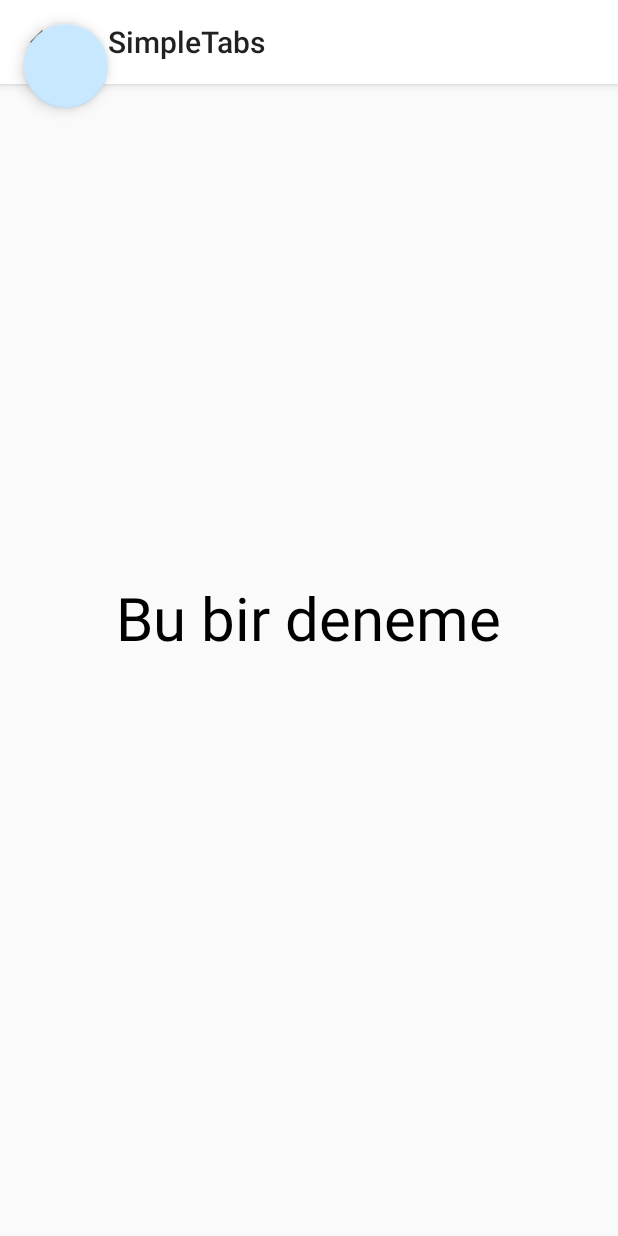
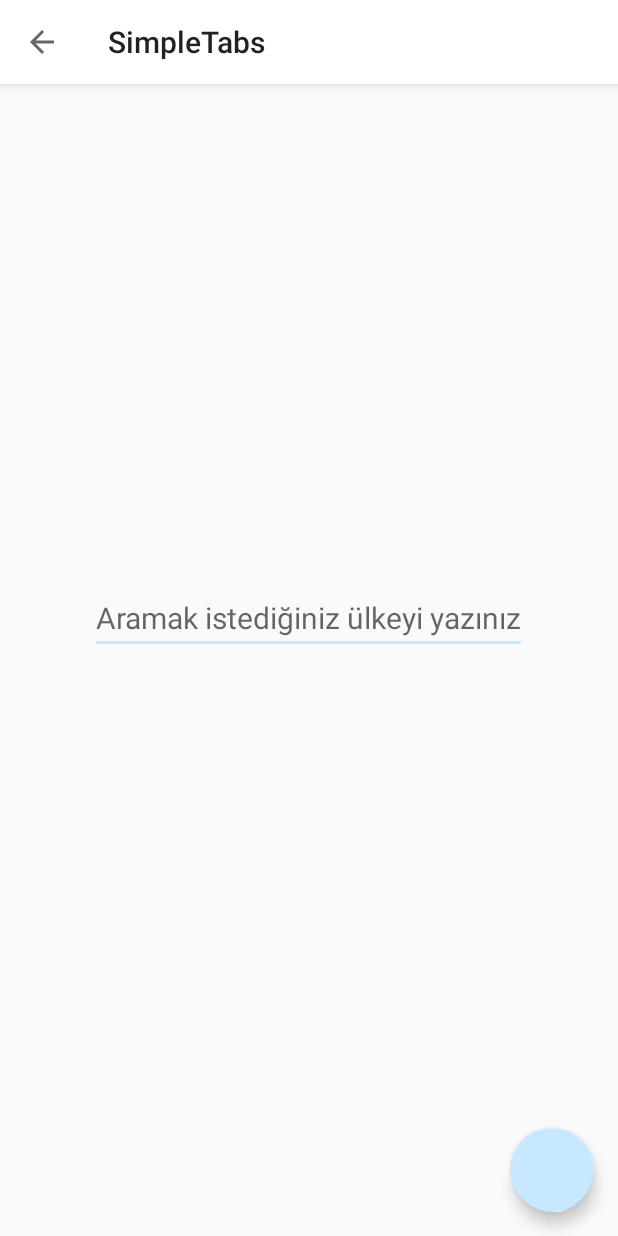
Before and after one commit to pelingcinar/SimpleTabs, an Android app: the screen it shows after launch (MainActivity), on a phone screen of 412 x 824 dp. Run offline under Robolectric (Android 15) with nearby library versions, the phone set to English and light mode, and no system bars.

Commit message:
Added Auto Completed Text

```diff
--- a/app/src/main/java/com/pelingulcinar/simpletabs/MainActivity.java
+++ b/app/src/main/java/com/pelingulcinar/simpletabs/MainActivity.java
@@ -32,6 +32,8 @@ public class MainActivity extends AppCompatActivity {
     private ViewPager viewPager;
     private FloatingActionButton fab;
     private DrawerLayout drawerLayout;
+
+
 
     @RequiresApi(api = Build.VERSION_CODES.LOLLIPOP)
     @Override
@@ -74,6 +76,7 @@ public class MainActivity extends AppCompatActivity {
                 }
         );
 
+
     }
 
     private void setupViewPager(ViewPager viewPager) {
--- a/app/src/main/java/com/pelingulcinar/simpletabs/fragments/FirstFragment.java
+++ b/app/src/main/java/com/pelingulcinar/simpletabs/fragments/FirstFragment.java
@@ -4,6 +4,8 @@ import android.os.Bundle;
 import android.view.LayoutInflater;
 import android.view.View;
 import android.view.ViewGroup;
+import android.widget.ArrayAdapter;
+import android.widget.AutoCompleteTextView;
 
 import com.pelingulcinar.simpletabs.R;
 
@@ -11,9 +13,10 @@ import androidx.fragment.app.Fragment;
 
 public class FirstFragment extends Fragment {
 
+    private static final String[] COUNTRIES = new String[] {
+            "Türkiye", "Almanya", "Fransa", "Ukrayna", "İtalya"
+    };
 
-
-    @Override
     public void onCreate(Bundle savedInstanceState) {
         super.onCreate(savedInstanceState);
     }
@@ -21,6 +24,17 @@ public class FirstFragment extends Fragment {
 
     @Override
     public View onCreateView(LayoutInflater inflater, ViewGroup container, Bundle savedInstanceState) {
-        return inflater.inflate(R.layout.fragment_first, container, false);
+
+
+        View view = inflater.inflate(R.layout.fragment_first, container, false);
+
+        ArrayAdapter<String> adapter = new ArrayAdapter<String>(getActivity(), android.R.layout.simple_spinner_dropdown_item, COUNTRIES);
+        AutoCompleteTextView textView = (AutoCompleteTextView)
+                view.findViewById(R.id.txt);
+        textView.setAdapter(adapter);
+
+        return view;
+
+
     }
 }
--- a/app/src/main/res/layout/activity_main.xml
+++ b/app/src/main/res/layout/activity_main.xml
@@ -47,6 +47,7 @@
         app:tabSelectedTextColor="@android:color/white"
         app:tabTextColor="#BEBEBE"/>
 
+
     <androidx.viewpager.widget.ViewPager
         android:id="@+id/viewpager"
         android:layout_width="match_parent"
@@ -56,9 +57,11 @@
     <com.google.android.material.floatingactionbutton.FloatingActionButton
         android:layout_width="wrap_content"
         android:layout_height="wrap_content"
-        android:layout_alignParentBottom="true"
         android:id="@+id/fab"
-        android:layout_margin="16dp"/>
+        android:layout_gravity="bottom|right"
+        android:layout_margin="16dp"
+        app:rippleColor="@color/design_default_color_primary_variant"
+        android:background="@color/colorPrimary"/>
     </FrameLayout>
 
 </androidx.drawerlayout.widget.DrawerLayout>
--- a/app/src/main/res/layout/fragment_first.xml
+++ b/app/src/main/res/layout/fragment_first.xml
@@ -5,12 +5,14 @@
     android:layout_height="match_parent"
     tools:context=".fragments.FirstFragment">
 
-    <TextView
+    <AutoCompleteTextView
+        android:id="@+id/txt"
+        android:layout_centerInParent="true"
+        android:textSize="20sp"
+        android:textColor="#000000"
+        android:popupBackground="@color/mtrl_dark_on_surface_emphasis_high_type"
+        android:hint="@string/aramak_istedi_iniz_lkeyi_yaz_n_z"
         android:layout_width="wrap_content"
-        android:layout_height="wrap_content"
-        android:text="@string/bu_bir_deneme"
-        android:textColor="@android:color/black"
-        android:textSize="40sp"
-        android:layout_centerInParent="true"/>
+        android:layout_height="wrap_content" />
 
 </RelativeLayout>
--- a/app/src/main/res/values/strings.xml
+++ b/app/src/main/res/values/strings.xml
@@ -9,4 +9,5 @@
     <string name="liste3">Liste3</string>
     <string name="liste4">Liste4</string>
     <string name="my_header_title">My header title</string>
+    <string name="aramak_istedi_iniz_lkeyi_yaz_n_z">Aramak istediğiniz ülkeyi yazınız</string>
 </resources>
```
